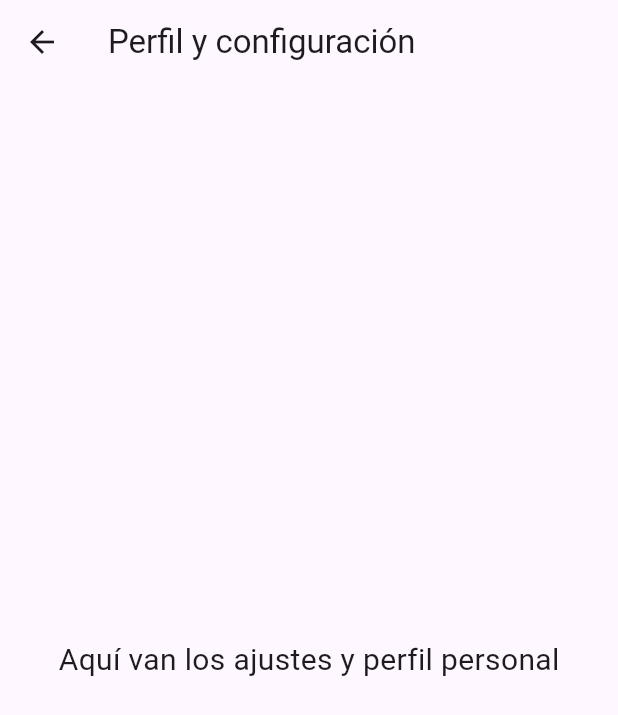
After one commit to adricev/DiVent, a Flutter app: the ProfileScreen screen opened directly, on a phone screen of 412 x 824 dp. The commit adds this screen. Shown: the top 715 px of the screen. Run offline on Flutter 3.47's test engine with Material 3 defaults, Android fonts, the phone set to English and light mode, and no system bars; our stand-ins replace flutter_svg, table_calendar.

Commit message:
PANTALLAS DE NAVBAR CREADAS, CON NAVEGACIÓN FUNCIONAL

```diff
--- /dev/null
+++ b/lib/profile_screen.dart
@@ -0,0 +1,20 @@
+import 'package:flutter/material.dart';
+
+class ProfileScreen extends StatelessWidget {
+  const ProfileScreen({super.key});
+
+  @override
+  Widget build(BuildContext context) {
+    return Scaffold(
+      appBar: AppBar(
+        title: Text('Perfil y configuración'),
+      ),
+      body: Center(
+        child: Text(
+          'Aquí van los ajustes y perfil personal',
+          style: TextStyle(fontSize: 20),
+        ),
+      ),
+    );
+  }
+}
```
Also changed, not shown: lib/home_screen.dart (+32 -6 lines), lib/list_events.dart (added, +18 -0 lines), lib/new_event.dart (added, +18 -0 lines).
